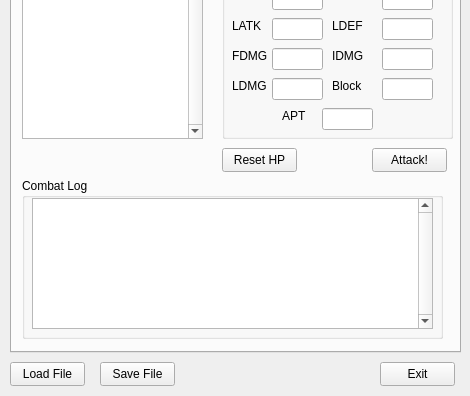
Before: the Qt Designer form RES/TOOLS/enemyeditor.ui in Damaniel/SLAC, drawn with Qt 5; both pictures show x 0 to 470 and y 238 to 634 of the 470 by 634 pixel window.
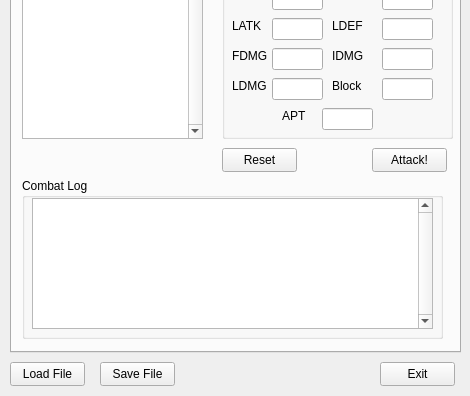
After: the same form once the commit is applied. The open tabs and pages were chosen to show the change.

Diff of the .ui file:
```diff
--- a/RES/TOOLS/enemyeditor.ui
+++ b/RES/TOOLS/enemyeditor.ui
@@ -1145,7 +1145,7 @@
        </rect>
       </property>
       <property name="text">
-       <string>Reset HP</string>
+       <string>Reset</string>
       </property>
      </widget>
     </widget>
```
Left out of the diff: 4 changed lines with no effect on the pictures.
